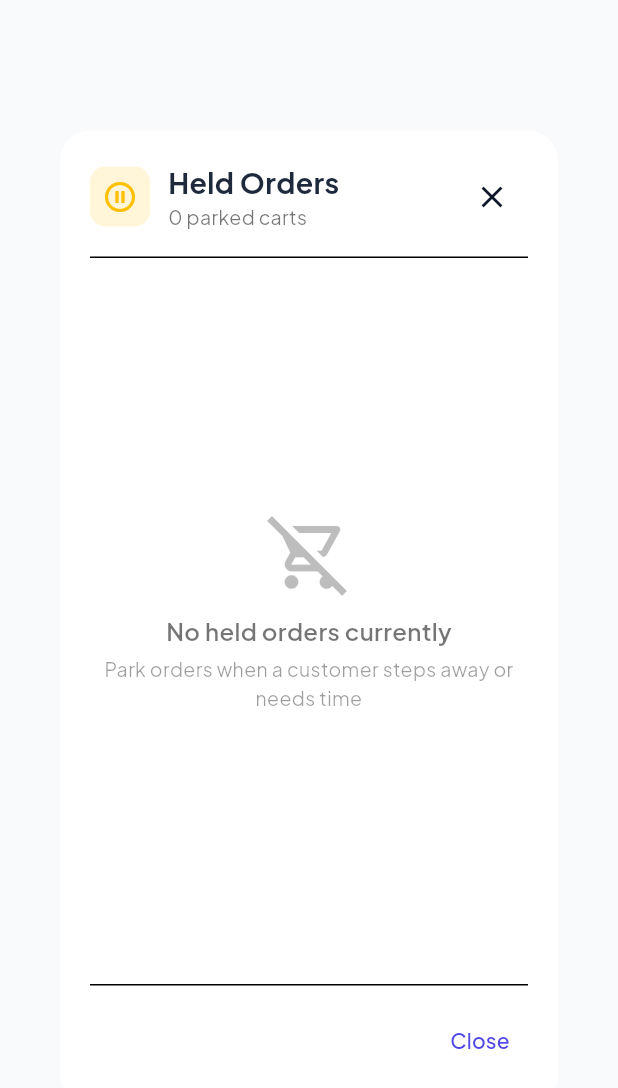
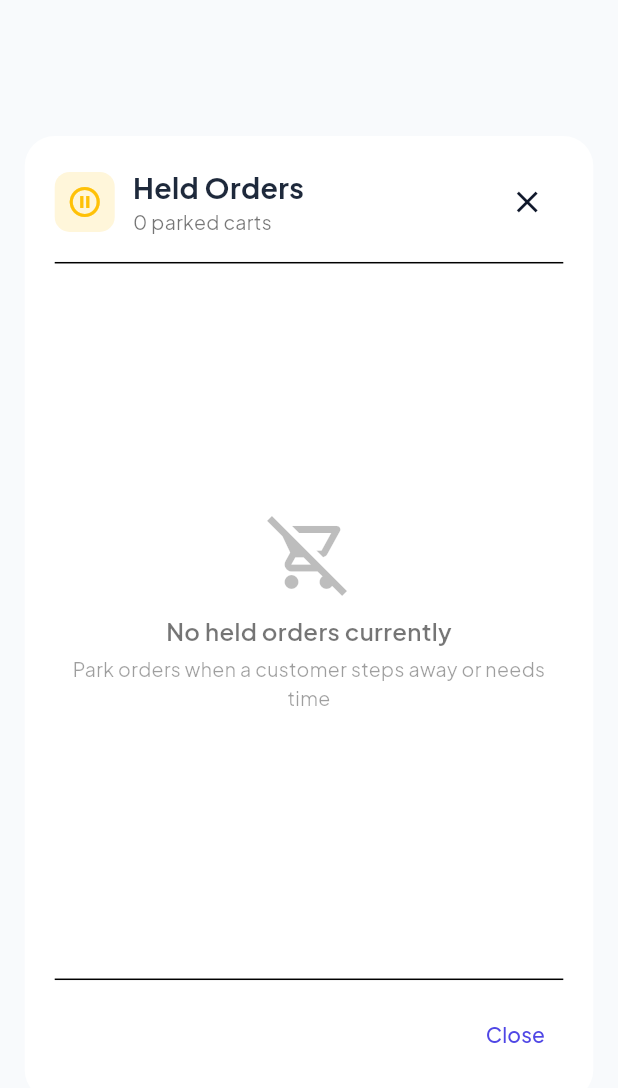
Before and after one commit to SenanThewnaka/POS-PODDA, a Flutter app: the HeldBillsDialog widget shown alone on an empty page, opened directly, on a phone screen of 412 x 824 dp. Shown: the top 1088 px of the screen. Run offline on Flutter 3.47's test engine with Material 3 defaults, Android fonts, the phone set to English and light mode, and no system bars; our stand-ins replace cloud_firestore, connectivity_plus, cross_file, firebase_analytics, firebase_auth, firebase_core and 11 more; missing offline and left inert: mobile_scanner, shorebird_code_push; accounts and stored records are empty; generated files the repository leaves out were written again.

Commit message:
fix: resolve zero size render box and layout overflow in VerifyReceiptDialog and HeldBillsDialog

```diff
--- a/lib/features/home/held_bills_dialog.dart
+++ b/lib/features/home/held_bills_dialog.dart
@@ -18,16 +18,20 @@ class HeldBillsDialog extends ConsumerWidget {
   Widget build(BuildContext context, WidgetRef ref) {
     final heldBills = ref.watch(heldBillsProvider);
     final isDark = Theme.of(context).brightness == Brightness.dark;
+    final screenSize = MediaQuery.sizeOf(context);
+    final dialogWidth = screenSize.width > 600 ? 550.0 : screenSize.width * 0.92;
+    final dialogHeight = (screenSize.height * 0.78).clamp(360.0, 650.0);
 
     return Dialog(
       backgroundColor: isDark ? const Color(0xFF1E293B) : Colors.white,
       shape: RoundedRectangleBorder(borderRadius: BorderRadius.circular(20)),
-      child: ConstrainedBox(
-        constraints: const BoxConstraints(maxWidth: 550, maxHeight: 650),
+      insetPadding: const EdgeInsets.symmetric(horizontal: 16, vertical: 24),
+      child: SizedBox(
+        width: dialogWidth,
+        height: dialogHeight,
         child: Padding(
           padding: const EdgeInsets.all(20.0),
           child: Column(
-            mainAxisSize: MainAxisSize.min,
             crossAxisAlignment: CrossAxisAlignment.stretch,
             children: [
               // Header
```
Also changed, not shown: lib/features/reports/verify_receipt_dialog.dart (+20 -13 lines).
